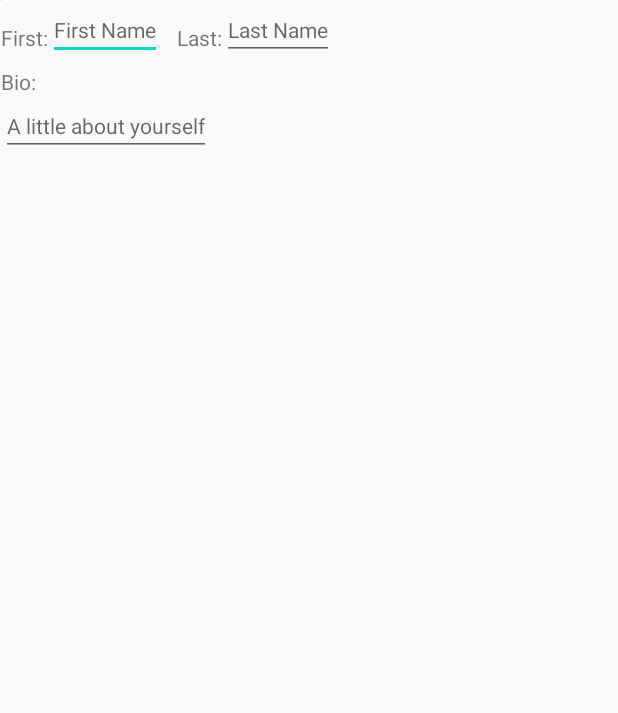
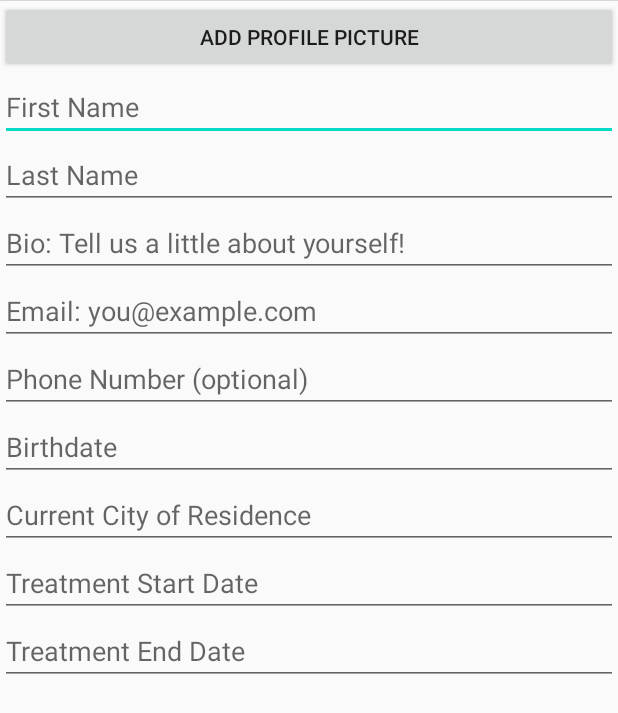
Before and after one commit to hpaulini/finalApp, an Android app: the layout activity_signup.xml on its own in the app's theme, with its tools: preview values and no code run, on a phone screen of 412 x 824 dp. Shown: the top 713 px of the screen. Run offline under Robolectric (Android 15) with nearby library versions, the phone set to English and light mode, and no system bars.

Commit message:
made signup skeleton views

```diff
--- /dev/null
+++ b/app/src/main/res/layout/activity_choosetype.xml
@@ -0,0 +1,39 @@
+<?xml version="1.0" encoding="utf-8"?>
+<LinearLayout xmlns:android="http://schemas.android.com/apk/res/android"
+    android:layout_width="match_parent"
+    android:layout_height="match_parent"
+    android:orientation="vertical">
+
+
+    <TextView
+        android:id="@+id/tvChooseType"
+        android:layout_width="match_parent"
+        android:layout_height="wrap_content"
+        android:text="Select User Type (choose one)"
+        android:textSize="18sp" />
+
+    <CheckBox
+        android:id="@+id/cbCurrentPatient"
+        android:layout_width="match_parent"
+        android:layout_height="wrap_content"
+        android:text="Current Patient" />
+
+    <CheckBox
+        android:id="@+id/cbCancerSurvivor"
+        android:layout_width="match_parent"
+        android:layout_height="wrap_content"
+        android:text="Previous Patient" />
+
+    <TextView
+        android:id="@+id/tvCancerType"
+        android:layout_width="match_parent"
+        android:layout_height="wrap_content"
+        android:text="Cancer Type (choose one)"
+        android:textSize="18sp" />
+
+    <Spinner
+        android:id="@+id/sprCancerTypeDropdown"
+        android:layout_width="match_parent"
+        android:layout_height="wrap_content"
+        android:spinnerMode="dropdown" />
+</LinearLayout>
--- a/app/src/main/res/layout/activity_signup.xml
+++ b/app/src/main/res/layout/activity_signup.xml
@@ -1,82 +1,93 @@
 <?xml version="1.0" encoding="utf-8"?>
-<RelativeLayout xmlns:android="http://schemas.android.com/apk/res/android"
+<LinearLayout xmlns:android="http://schemas.android.com/apk/res/android"
     xmlns:app="http://schemas.android.com/apk/res-auto"
     xmlns:tools="http://schemas.android.com/tools"
     android:layout_width="match_parent"
     android:layout_height="match_parent"
+    android:orientation="vertical"
     tools:context=".fragments.ProfileFragment">
 
+    <ImageView
+        android:id="@+id/ivAddProfilePic"
+        android:layout_width="match_parent"
+        android:layout_height="wrap_content"
+        tools:srcCompat="@tools:sample/avatars" />
 
-    <ImageView
-        android:id="@+id/ivProfile"
-        android:layout_width="wrap_content"
+    <Button
+        android:id="@+id/btnAddProfilePic"
+        android:layout_width="match_parent"
         android:layout_height="wrap_content"
-        android:layout_alignParentStart="true"
-        android:layout_alignParentTop="true"
-        android:layout_marginStart="0dp"
-        android:layout_marginTop="0dp"
-        tools:src="@tools:sample/avatars" />
-
-    <TextView
-        android:id="@+id/tvFirstName"
-        android:layout_width="wrap_content"
-        android:layout_height="wrap_content"
-        android:layout_alignParentTop="true"
-        android:layout_marginStart="0dp"
-        android:layout_marginTop="15dp"
-        android:layout_toEndOf="@+id/ivProfile"
-        android:text="First:" />
-
-    <TextView
-        android:id="@+id/tvLastName"
-        android:layout_width="wrap_content"
-        android:layout_height="wrap_content"
-        android:layout_alignParentTop="true"
-        android:layout_marginStart="10dp"
-        android:layout_marginTop="15dp"
-        android:layout_toEndOf="@+id/etEnterFirstName"
-        android:text="Last:" />
-
-    <TextView
-        android:id="@+id/tvBio"
-        android:layout_width="wrap_content"
-        android:layout_height="wrap_content"
-        android:layout_below="@+id/tvFirstName"
-        android:layout_marginStart="0dp"
-        android:layout_marginTop="10dp"
-        android:layout_toEndOf="@+id/ivProfile"
-        android:text="Bio:" />
+        android:text="Add Profile Picture" />
 
     <EditText
-        android:id="@+id/etEnterFirstName"
-        android:layout_width="wrap_content"
+        android:id="@+id/etFirstName"
+        android:layout_width="match_parent"
         android:layout_height="wrap_content"
-        android:layout_alignParentTop="true"
-        android:layout_marginStart="0dp"
-        android:layout_marginTop="0dp"
-        android:layout_toEndOf="@+id/tvFirstName"
+        android:ems="10"
         android:hint="First Name"
-        android:textSize="14sp" />
+        android:inputType="textPersonName" />
 
     <EditText
-        android:id="@+id/etEnterLastName"
-        android:layout_width="wrap_content"
+        android:id="@+id/etLastName"
+        android:layout_width="match_parent"
         android:layout_height="wrap_content"
-        android:layout_alignParentTop="true"
-        android:layout_marginStart="0dp"
-        android:layout_marginTop="0dp"
-        android:layout_toEndOf="@+id/tvLastName"
+        android:ems="10"
         android:hint="Last Name"
-        android:textSize="14sp" />
+        android:inputType="textPersonName" />
 
     <EditText
-        android:id="@+id/etEnterBio"
-        android:layout_width="wrap_content"
+        android:id="@+id/etBio"
+        android:layout_width="match_parent"
         android:layout_height="wrap_content"
-        android:layout_below="@+id/tvBio"
-        android:layout_marginStart="0dp"
-        android:layout_marginTop="0dp"
-        android:layout_toEndOf="@+id/ivProfile"
-        android:hint="A little about yourself"
-        android:textSize="14sp" />
-</RelativeLayout>
+        android:ems="10"
+        android:hint="Bio: Tell us a little about yourself!"
+        android:inputType="textPersonName" />
+
+    <EditText
+        android:id="@+id/etEmail"
+        android:layout_width="match_parent"
+        android:layout_height="wrap_content"
+        android:ems="10"
+        android:hint="Email: you@example.com"
+        android:inputType="textEmailAddress" />
+
+    <EditText
+        android:id="@+id/etPhoneNumber"
+        android:layout_width="match_parent"
+        android:layout_height="wrap_content"
+        android:ems="10"
+        android:hint="Phone Number (optional)"
+        android:inputType="phone" />
+
+    <EditText
+        android:id="@+id/etBirthday"
+        android:layout_width="match_parent"
+        android:layout_height="wrap_content"
+        android:ems="10"
+        android:hint="Birthdate"
+        android:inputType="date" />
+
+    <EditText
+        android:id="@+id/etCity"
+        android:layout_width="match_parent"
+        android:layout_height="wrap_content"
+        android:ems="10"
+        android:hint="Current City of Residence"
+        android:inputType="textPersonName" />
+
+    <EditText
+        android:id="@+id/etTreatmentStart"
+        android:layout_width="match_parent"
+        android:layout_height="wrap_content"
+        android:ems="10"
+        android:hint="Treatment Start Date"
+        android:inputType="date" />
+
+    <EditText
+        android:id="@+id/etTreatmentEndDate"
+        android:layout_width="match_parent"
+        android:layout_height="wrap_content"
+        android:ems="10"
+        android:hint="Treatment End Date"
+        android:inputType="date" />
+</LinearLayout>
```
